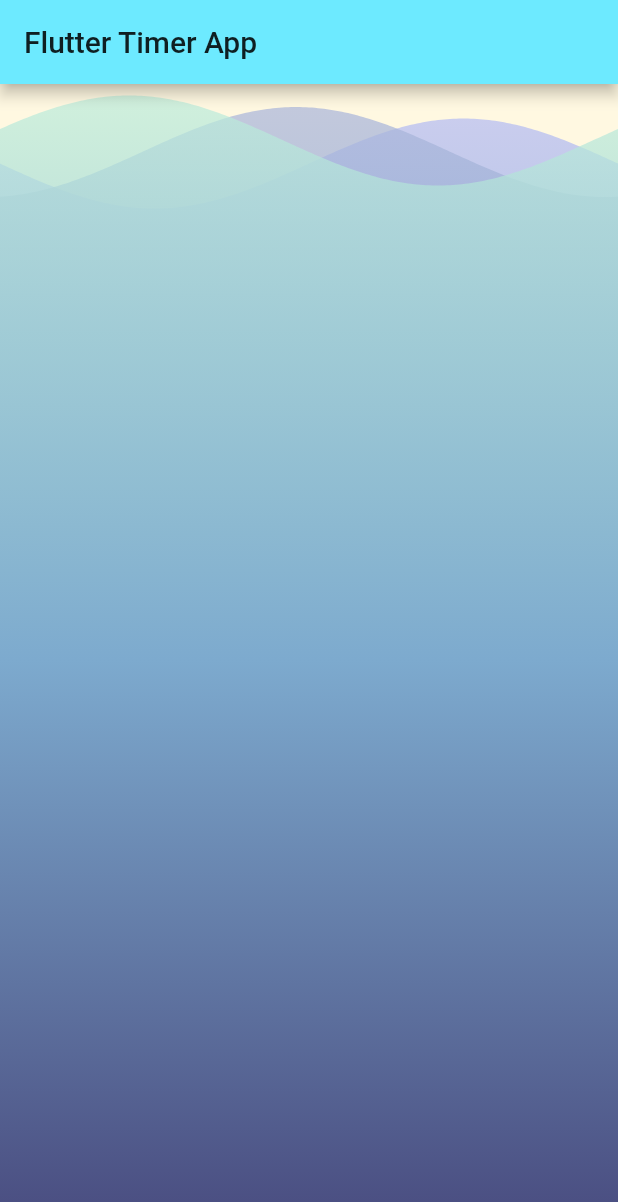
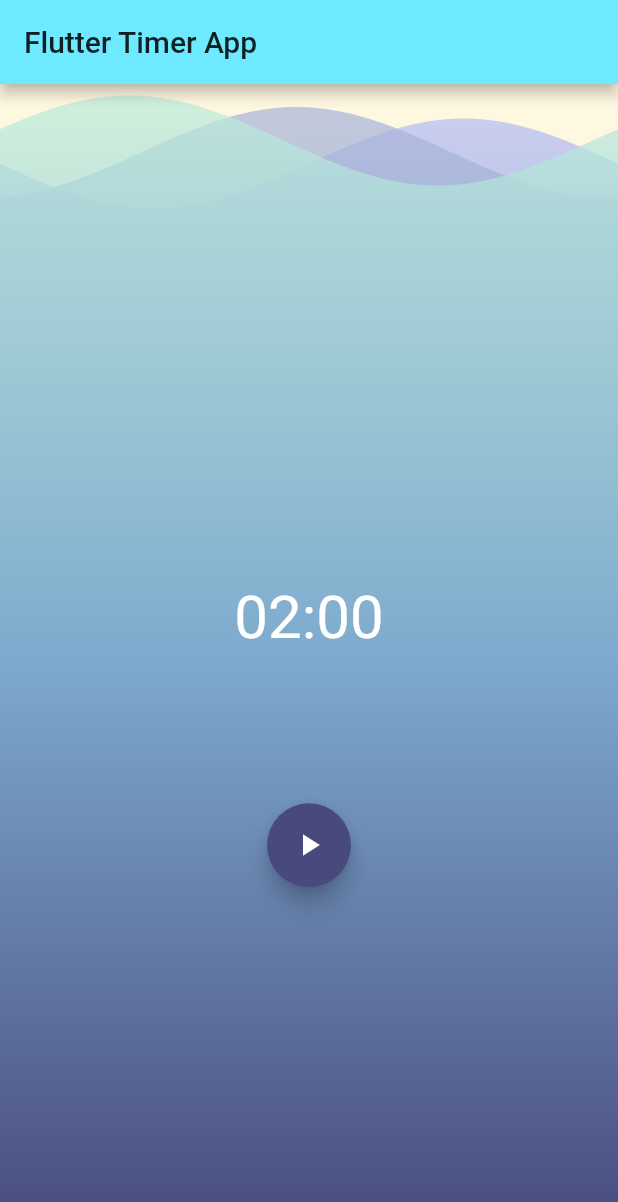
Before and after one commit to wahbi-baklouti7/Timer, a Flutter app: the screen it shows after launch, on a phone screen of 412 x 824 dp. Shown: the top 1202 px of the screen. Run offline on Flutter 3.47's test engine with Material 2 defaults, Android fonts, the phone set to English and light mode, and no system bars; drawn by our look-alikes of wave; our stand-ins replace equatable, flutter_bloc.

Commit message:
add functionality

```diff
--- a/lib/bloc/timer_bloc.dart
+++ b/lib/bloc/timer_bloc.dart
@@ -12,9 +12,8 @@ class TimerBloc extends Bloc<TimerEvent, TimerState> {
   StreamSubscription<int> _tickerSubscription;
   TimerBloc({@required Ticker ticker})
       : _ticker = ticker,
-        super(null);
+        super(Started(120));
 
-  TimerState get initialState => Started(_duration);
 
   @override
   Stream<TimerState> mapEventToState(event) async* {
--- a/lib/main.dart
+++ b/lib/main.dart
@@ -1,24 +1,27 @@
 import 'package:flutter/material.dart';
 import 'package:flutter_timer/bloc/bloc.dart';
-import 'package:flutter_timer/modules/home_screen.dart';
+import 'package:flutter_timer/bloc/blocObserver.dart';
+import 'package:flutter_timer/screens/home_screen.dart';
 import 'package:flutter_timer/ticker.dart';
 import 'package:flutter_bloc/flutter_bloc.dart';
 
-void main() => runApp(TimerApp());
+void main() {
+  runApp(TimerApp());
+  Bloc.observer = MyBlocObserver();
+}
 
 class TimerApp extends StatelessWidget {
   @override
   Widget build(BuildContext context) {
     return MaterialApp(
-      theme:ThemeData(
-        primaryColor: Color.fromRGBO(109,234,255,1),
-        accentColor: Color.fromRGBO(72,74,126,1),
-        brightness: Brightness.dark
-
-      ),
+      debugShowCheckedModeBanner: false,
+      theme: ThemeData(
+          primaryColor: Color.fromRGBO(109, 234, 255, 1),
+          accentColor: Color.fromRGBO(72, 74, 126, 1),
+          brightness: Brightness.dark),
       home: BlocProvider(
         create: (context) => TimerBloc(ticker: Ticker()),
-        child:HomeScreen(),
+        child: HomeScreen(),
       ),
     );
   }
--- a/lib/modules/home_screen.dart
+++ /dev/null
@@ -1,41 +0,0 @@
-import 'package:flutter/material.dart';
-import 'package:flutter_timer/bloc/bloc.dart';
-import 'package:flutter_bloc/flutter_bloc.dart';
-import 'package:flutter_timer/shared/styles/styles.dart';
-import 'package:wave/wave.dart';
-import 'package:wave/config.dart';
-
-
-
-class HomeScreen extends StatelessWidget {
-  @override
-  Widget build(BuildContext context) {
-    return Scaffold(
-      appBar: AppBar(
-        title: Text("Flutter Timer App"),
-      ),
-      body: Stack(
-        children: [
-          Background(),
-          Column(
-            mainAxisAlignment: MainAxisAlignment.center,
-            crossAxisAlignment: CrossAxisAlignment.center,
-            children: [
-              Padding(
-                padding: EdgeInsets.symmetric(vertical: 100),
-                child: Center(
-                  child: BlocBuilder<TimerBloc, TimerState>(
-                    builder: (context, state) {
-
-
-                    },
-                  ),
-                ),
-              ),
-            ],
-          )
-        ],
-      ),
-    );
-  }
-}
--- /dev/null
+++ b/lib/screens/home_screen.dart
@@ -0,0 +1,97 @@
+import 'package:flutter/material.dart';
+import 'package:flutter_timer/bloc/bloc.dart';
+import 'package:flutter_bloc/flutter_bloc.dart';
+import 'package:flutter_timer/shared/styles/styles.dart';
+
+
+class HomeScreen extends StatelessWidget {
+  @override
+  Widget build(BuildContext context) {
+    return Scaffold(
+      appBar: AppBar(
+        title: Text("Flutter Timer App"),
+      ),
+      body: Stack(
+        children: [
+          Background(),
+          Column(
+            mainAxisAlignment: MainAxisAlignment.center,
+            crossAxisAlignment: CrossAxisAlignment.center,
+            children: [
+              Padding(
+                padding: EdgeInsets.symmetric(vertical: 100),
+                child: Center(
+                  child: BlocBuilder<TimerBloc, TimerState>(
+                    builder: (context, state) {
+                      final minutes = (state.duration / 60)
+                          .floor()
+                          .toString()
+                          .padLeft(2, "0");
+                      final seconds = (state.duration % 60)
+                          .floor()
+                          .toString()
+                          .padLeft(2, "0");
+
+                      return Text(
+                        "$minutes:$seconds",
+                        style: TextStyle(fontSize: 40),
+                      );
+                    },
+                  ),
+                ),
+              ),
+              BlocBuilder<TimerBloc, TimerState>(
+                  buildWhen: (prevState, currState) =>
+                      prevState.runtimeType != currState.runtimeType,
+                  builder: (context, state) => Actions())
+            ],
+          )
+        ],
+      ),
+    );
+  }
+}
+
+class Actions extends StatelessWidget {
+  @override
+  Widget build(BuildContext context) {
+    return Row(
+      mainAxisAlignment: MainAxisAlignment.spaceAround,
+      children: _mapToAction(timerBloc: BlocProvider.of<TimerBloc>(context)),
+    );
+  }
+
+  List<Widget> _mapToAction({TimerBloc timerBloc}) {
+    final TimerState currentState = timerBloc.state;
+
+    if (currentState is Started) {
+      return [
+        FloatingActionButton(
+            child: Icon(Icons.play_arrow),
+            onPressed: () =>
+                timerBloc.add(Start(duration: currentState.duration)))
+      ];
+    } else if (currentState is Running) {
+      return [
+        FloatingActionButton(
+            child: Icon(Icons.pause_sharp),
+            onPressed: () => timerBloc.add(Stop())),
+        FloatingActionButton(
+            child: Icon(Icons.replay), onPressed: () => timerBloc.add(Reset()))
+      ];
+    } else if (currentState is Paused) {
+      return [
+        FloatingActionButton(
+            child: Icon(Icons.play_arrow),
+            onPressed: () => timerBloc.add(Resume())),
+        FloatingActionButton(
+            child: Icon(Icons.replay), onPressed: () => timerBloc.add(Reset()))
+      ];
+    } else if (currentState is Finished) {
+      return [
+        FloatingActionButton(
+            child: Icon(Icons.replay), onPressed: () => timerBloc.add(Reset())),
+      ];
+    }
+  }
+}
--- a/pubspec.yaml
+++ b/pubspec.yaml
@@ -49,4 +49,3 @@ flutter:
   #       - asset: fonts/TrajanPro_Bold.ttf
   #         weight: 700
   #
-es
```
Also changed, not shown: lib/bloc/blocObserver.dart (added, +27 -0 lines), pubspec.lock.
